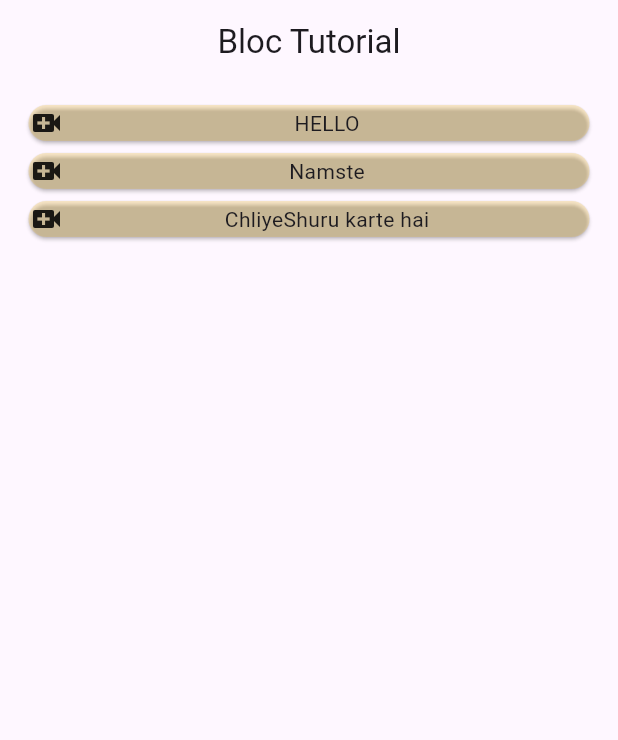
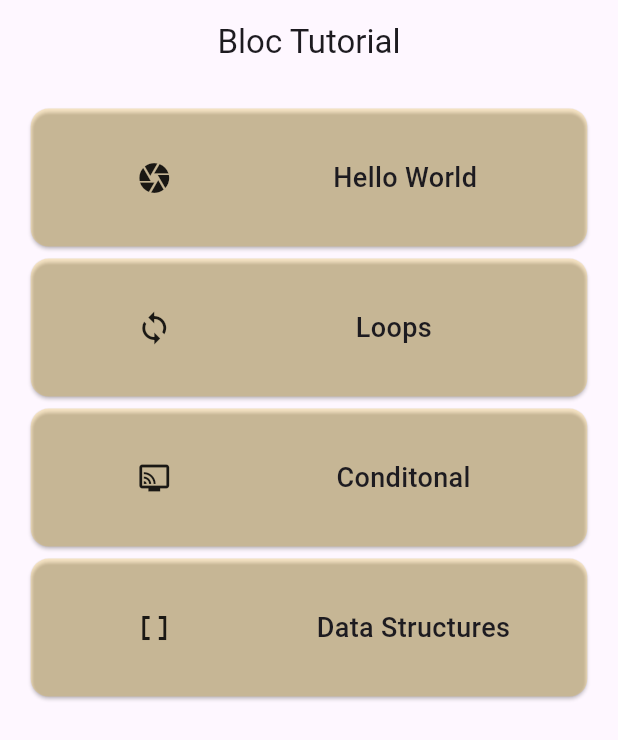
Before and after one commit to suraj-yadav0/practice_bloc, a Flutter app: the screen it shows after launch, on a phone screen of 412 x 824 dp. Shown: the top 740 px of the screen. Run offline on Flutter 3.47's test engine with Material 3 defaults, Android fonts, the phone set to English and light mode, and no system bars.

Commit message:
succefully created the model class

```diff
--- a/lib/data/global.dart
+++ b/lib/data/global.dart
@@ -1 +1,5 @@
+import 'package:flutter/material.dart';
+
 List  l1 = ["HELLO", "Namste", "ChliyeShuru karte hai"];
+
+late Size mq;
--- a/lib/home_screen.dart
+++ b/lib/home_screen.dart
@@ -1,6 +1,7 @@
 import 'package:flutter/material.dart';
 import 'package:practice_bloc/data/global.dart';
 import 'package:practice_bloc/list.dart';
+import 'package:practice_bloc/models/lectures_model.dart';
 
 class HomeScreen extends StatefulWidget {
   const HomeScreen({super.key});
@@ -12,14 +13,17 @@ class HomeScreen extends StatefulWidget {
 class _HomeScreenState extends State<HomeScreen> {
   @override
   Widget build(BuildContext context) {
+    mq = MediaQuery.sizeOf(context);
     return Scaffold(
       appBar: AppBar(
         title: const Text("Bloc Tutorial"),
         centerTitle: true,
       ),
       body: ListView(
-        padding: const EdgeInsets.symmetric(horizontal: 15, vertical: 10),
-        children: List.generate(l1.length, (index) => MyList(index, idx: index))
+        padding: EdgeInsets.symmetric(
+            horizontal: mq.width * 0.04, vertical: mq.height * 0.015),
+        children:
+            LectureList.values.map((e) => MyList(lectureList: e)).toList(),
         // MyList.toList(),
       ),
     );
--- a/lib/list.dart
+++ b/lib/list.dart
@@ -1,26 +1,32 @@
 import 'package:flutter/material.dart';
+import 'package:flutter/widgets.dart';
 import 'package:practice_bloc/data/global.dart';
+import 'package:practice_bloc/models/lectures_model.dart';
 
 class MyList extends StatelessWidget {
+  final LectureList lectureList;
 
-
-   MyList(int index, {super.key, required this.idx,});
-
-    int idx ;
-
-
+  const MyList({
+    super.key,
+    required this.lectureList,
+  });
 
   @override
   Widget build(BuildContext context) {
-    return Card(
-      color: Colors.amber.withOpacity(.2),
-      child: Row(
-        children: [
-          const Icon(Icons.video_call),
-          const Spacer(),
-          Text(l1[idx]),
-          const Spacer(),
-        ],
+    return SizedBox(
+      height: 100,
+
+      child: Card(
+
+        color: Colors.amber.withOpacity(.2),
+        child: Row(
+          children: [
+            SizedBox(width: mq.width * 0.4,child: lectureList.icon),
+            const Spacer(),
+            Text(lectureList.title,style: const TextStyle(fontSize: 18,fontWeight: FontWeight.w500),),
+            const Spacer(flex: 2,),
+          ],
+        ),
       ),
     );
   }
--- /dev/null
+++ b/lib/models/lectures_model.dart
@@ -0,0 +1,21 @@
+import 'package:flutter/material.dart';
+
+enum LectureList { lecture1, lecture2, lecture3, lecture4, }
+
+extension Lectures on LectureList {
+  // for title
+
+  String get title => switch (this) {
+        LectureList.lecture1 => 'Hello World',
+        LectureList.lecture2 => 'Loops',
+        LectureList.lecture3 => 'Conditonal',
+        LectureList.lecture4 => 'Data Structures',
+      };
+
+  Icon get icon => switch (this) {
+        LectureList.lecture1 => const Icon(Icons.camera),
+        LectureList.lecture2 => const Icon(Icons.loop),
+        LectureList.lecture3 => const Icon(Icons.connected_tv_outlined),
+        LectureList.lecture4 => const Icon(Icons.data_array),
+      };
+}
```
